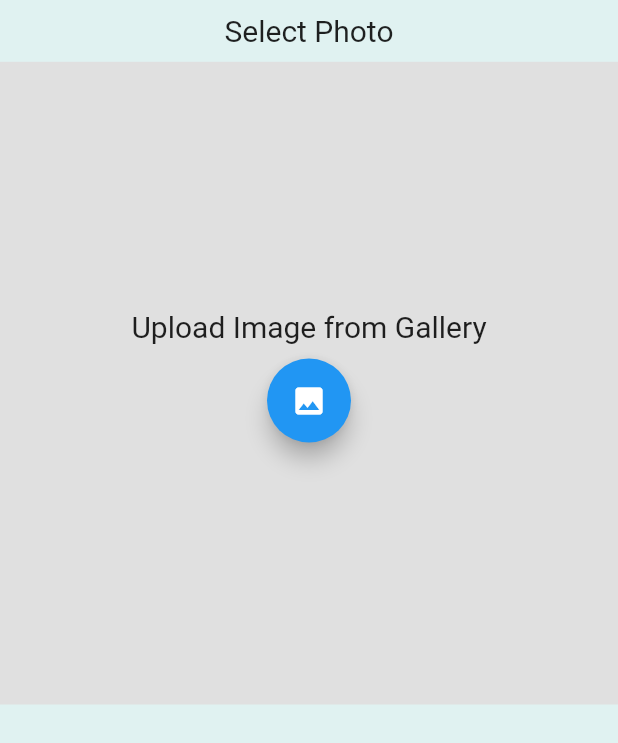
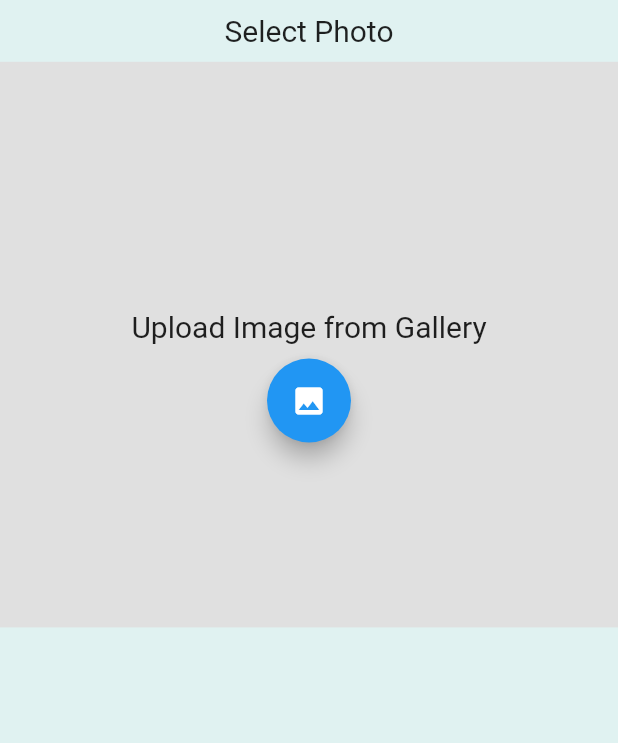
Before and after one commit to EdwinShiu/HackUST-fakeust, a Flutter app: the UploadPost screen opened directly, after a tap on the "photo" icon, on a phone screen of 412 x 824 dp. Shown: the top 743 px of the screen. Run offline on Flutter 3.47's test engine with Material 2 defaults, Android fonts, the phone set to English and light mode, and no system bars; our stand-ins replace carousel_slider, cloud_firestore, firebase_auth, firebase_core, firebase_storage, geolocator and 6 more; missing offline and left inert: loading_animations; accounts and stored records are empty.

Commit message:
Fixed loading posts

```diff
--- a/lib/Pages/SocialMediaPage/SocialMediaPage.dart
+++ b/lib/Pages/SocialMediaPage/SocialMediaPage.dart
@@ -42,8 +42,8 @@ class _SocialMediaPage extends State<SocialMediaPage> {
 
     return Stack(
       children: [
-        StreamBuilder(
-          stream: FirebaseFirestore.instance.collection('posts').snapshots(),
+        FutureBuilder(
+          future: FirebaseFirestore.instance.collection('posts').get(),
           builder: (context, snapshot) {
             // post = snapshot.data.docs;
             if (!snapshot.hasData)
--- a/lib/Pages/SocialMediaPage/UploadPost.dart
+++ b/lib/Pages/SocialMediaPage/UploadPost.dart
@@ -1,4 +1,5 @@
 import 'dart:io';
+import 'dart:math';
 
 import 'package:flutter/material.dart';
 import 'package:image_picker/image_picker.dart';
@@ -11,6 +12,8 @@ import "../../Constants/constants.dart";
 import '../../Components/post.dart';
 import 'package:geolocator/geolocator.dart';
 import 'package:cloud_firestore/cloud_firestore.dart';
+import 'package:location/location.dart';
+import 'package:flutter/services.dart';
 
 class UploadPost extends StatefulWidget {
   @override
@@ -27,13 +30,29 @@ class _UploadPost extends State<UploadPost> {
   void initState() {
     super.initState();
     setState(() {
-      location = getLocation();
+      location = _determinePosition();
     });
   }
 
-  Future<Position> getLocation() async {
+  // Future getLoc() async {
+  //   Location location = new Location();
+
+  //   await Permission.location.request();
+
+  //   var permissionStatus = await Permission.location.status;
+
+  //   if (permissionStatus.isGranted) {
+  //     var loc = await location.getLocation();
+  //     print(loc.toString());
+  //   }
+  //   return;
+  // }
+
+  Future<Position> _determinePosition() async {
     bool serviceEnabled;
     LocationPermission permission;
+
+    // Test if location services are enabled.
     serviceEnabled = await Geolocator.isLocationServiceEnabled();
     if (!serviceEnabled) {
       // Location services are not enabled don't continue
@@ -41,6 +60,7 @@ class _UploadPost extends State<UploadPost> {
       // App to enable the location services.
       return Future.error('Location services are disabled.');
     }
+
     permission = await Geolocator.checkPermission();
     if (permission == LocationPermission.denied) {
       permission = await Geolocator.requestPermission();
@@ -60,12 +80,12 @@ class _UploadPost extends State<UploadPost> {
       }
     }
 
-    // bool temp = (permission == LocationPermission.whileInUse);
-    // print("PERMISSION: $temp");
-    //permission granted
-    Position pos = await Geolocator.getCurrentPosition();
-    print("GOT LOCATION ${pos.toString()}");
-    return pos;
+    // When we reach here, permissions are granted and we can
+    // continue accessing the position of the device.
+    print("PERMISSION GRANTED");
+    var loc = await Geolocator.getCurrentPosition();
+    print(loc.toString());
+    return loc;
   }
 
   selectImage() async {
@@ -102,8 +122,8 @@ class _UploadPost extends State<UploadPost> {
     NewPost _newPost = Provider.of<NewPost>(context, listen: false);
     List<bool> tagsSelected = _newPost.getTagsSelected();
 
-    print("upload post page built");
-    print("CURRENT LOCATION: ${this.location.toString()}");
+    // print("upload post page built");
+    // print("CURRENT LOCATION: ${this.location.toString()}");
     return Container(
       color: Colors.teal[50],
       child: SafeArea(
@@ -163,7 +183,7 @@ class _UploadPost extends State<UploadPost> {
                     ),
                     (imagePath == null)
                         ? Container(
-                            height: screenHeight * postArea,
+                            height: screenHeight * imageArea,
                             width: screenWidth,
                             color: Colors.grey[300],
                             // alignment: Alignment.center,
@@ -189,7 +209,7 @@ class _UploadPost extends State<UploadPost> {
                             ),
                           )
                         : Container(
-                            height: screenHeight * postArea,
+                            height: screenHeight * imageArea,
                             // image background
                             decoration: BoxDecoration(
                               image: DecorationImage(
@@ -198,34 +218,38 @@ class _UploadPost extends State<UploadPost> {
                               ),
                             ),
                           ),
+
                     // chose image then display additional info
                     (imagePath == null)
                         ? Container()
-                        : Container(
-                            height: screenHeight * 0.05,
+                        : Padding(
+                            padding: const EdgeInsets.symmetric(vertical: 10),
+                            child: Container(
+                              height: screenHeight * 0.07,
                               color: Colors.teal[50],
                               child: Stack(
                                 children: [
                                   Align(
                                     alignment: Alignment.topRight,
                                     child: Padding(
-                                    padding: const EdgeInsets.only(
-                                        top: 10.0, right: 20),
+                                      padding: const EdgeInsets.symmetric(
+                                          vertical: 5),
                                       child: SizedBox(
-                                      height: 50,
-                                      width: 50,
+                                        height: screenHeight * 0.05,
+                                        // width: screenHeight * 0.05,
                                         child: FloatingActionButton(
                                           onPressed: () => selectImage(),
-                                        child: Icon(Icons.photo),
+                                          child: Icon(Icons.photo,
+                                              size: screenHeight * 0.07 * 0.5),
                                         ),
                                       ),
                                     ),
                                   ),
                                   Align(
-                                  alignment: Alignment.topRight,
+                                    alignment: Alignment.centerRight,
                                     child: Padding(
                                       padding: const EdgeInsets.only(
-                                        top: 10.0, right: 75),
+                                          top: 0.0, bottom: 0, right: 55),
                                       child: Container(
                                         height: 50,
                                         width: 55,
@@ -234,16 +258,16 @@ class _UploadPost extends State<UploadPost> {
                                           child: Text(
                                             "Another Photo",
                                             textAlign: TextAlign.center,
+                                            style: TextStyle(fontSize: 14),
                                           ),
                                         ),
                                       ),
                                     ),
                                   ),
                                   Align(
-                                  alignment: Alignment.topLeft,
+                                    alignment: Alignment.centerLeft,
                                     child: Padding(
-                                    padding: const EdgeInsets.only(
-                                        top: 20, left: 10),
+                                      padding: const EdgeInsets.only(left: 10),
                                       child: Text(
                                         "Description",
                                         style: TextStyle(fontSize: 20),
@@ -253,11 +277,12 @@ class _UploadPost extends State<UploadPost> {
                                 ],
                               ),
                             ),
+                          ),
                     (imagePath == null)
                         ? Container()
                         : Padding(
-                            padding: const EdgeInsets.symmetric(
-                                vertical: 20, horizontal: 10),
+                            padding: const EdgeInsets.only(
+                                bottom: 20, left: 10, right: 10),
                             child: TextFormField(
                               autocorrect: false,
                               controller: _description,
@@ -274,7 +299,7 @@ class _UploadPost extends State<UploadPost> {
                         : Container(
                             height: screenHeight * 0.05,
                             child: Align(
-                              alignment: Alignment.topLeft,
+                              alignment: Alignment.centerLeft,
                               child: Padding(
                                 padding: const EdgeInsets.only(left: 10.0),
                                 child: Text(
@@ -288,8 +313,7 @@ class _UploadPost extends State<UploadPost> {
                         : Container(
                             height: 40,
                             child: TagsScrollView(),
-                          )
-                    //ff
+                          ),
                   ],
                 ),
               ),
@@ -314,7 +338,7 @@ class _TagsScrollView extends State<TagsScrollView> {
         context.select<NewPost, List<bool>>((post) => (post.getTagsSelected()));
     var tags = _newPost.getTags();
 
-    print("TAGS BUILT");
+    // print("TAGS BUILT");
     return CustomScrollView(
       slivers: <Widget>[
         SliverList(
@@ -322,7 +346,7 @@ class _TagsScrollView extends State<TagsScrollView> {
               SliverChildBuilderDelegate((BuildContext context, int index) {
             // return Container();
             return Padding(
-              padding: const EdgeInsets.only(left: 10.0),
+              padding: const EdgeInsets.only(left: 10.0, top: 5),
               child: ElevatedButton(
                 onPressed: () => _newPost.onTagSelect(index),
                 child: Text(tags[index]),
@@ -331,7 +355,8 @@ class _TagsScrollView extends State<TagsScrollView> {
                       MaterialStateProperty.all<StadiumBorder>(StadiumBorder()),
                   backgroundColor: MaterialStateProperty.resolveWith(
                     (states) => tagsSelected[index]
-                        ? Color((0xff11AA33).toInt()).withOpacity(0.8)
+                        ? Color((Random().nextDouble() * 0xFFFFFFFF).toInt())
+                            .withOpacity(1)
                         : Color((0x11111111).toInt()).withOpacity(0.3),
                   ),
                 ),
@@ -351,7 +376,8 @@ class PreviewPost extends StatefulWidget {
 }
 
 class _PreviewPost extends State<PreviewPost> {
-  var imageUrl;
+  bool sendingPost = false;
+  bool sentPost = false;
 
   @override
   Widget build(BuildContext context) {
@@ -360,10 +386,12 @@ class _PreviewPost extends State<PreviewPost> {
     var screenWidth = MediaQuery.of(context).size.width;
     String uid = Provider.of<CurrentUser>(context).getUid;
     String username = Provider.of<CurrentUser>(context).getUsername;
-    var tagsSelected =
-        context.select<NewPost, List<bool>>((post) => (post.getTagsSelected()));
 
     sendPost() async {
+      setState(() {
+        sendingPost = true;
+      });
+
       // Upload to Firebase
       var firebaseStorageRef = FirebaseStorage.instance
           .ref()
@@ -389,7 +417,7 @@ class _PreviewPost extends State<PreviewPost> {
             .collection("posts")
             .get()
             .then((query) => numPosts = query.docs.length);
-        print("$numPosts");
+        // print("$numPosts");
         String timestamp = DateTime.now().toString();
         FirebaseFirestore.instance.collection("posts").doc("$numPosts").set({
           "create_date": timestamp,
@@ -406,16 +434,38 @@ class _PreviewPost extends State<PreviewPost> {
           "uid": uid,
           "post_id": numPosts.toString(),
         }).then((_) {
-          print("success!");
+          print("Post sent!");
+          setState(() {
+            sentPost = true;
+          });
+          Future.delayed(Duration(milliseconds: 1000), () {
+            // Do something
             Navigator.of(context).pushNamedAndRemoveUntil(
                 '/landing', (Route<dynamic> route) => false);
+          });
         });
       } else {
         print("Cannot upload to cloud");
       }
     }
 
-    return Container(
+    return sendingPost
+        ? Container(
+            color: Colors.teal[50],
+            child: SafeArea(
+              child: Scaffold(
+                backgroundColor: Colors.teal[50],
+                body: sentPost
+                    ? Center(
+                        child: Icon(Icons.done),
+                      )
+                    : Center(
+                        child: CircularProgressIndicator(),
+                      ),
+              ),
+            ),
+          )
+        : Container(
             color: Colors.teal[50],
             child: SafeArea(
               child: Scaffold(
@@ -441,7 +491,8 @@ class _PreviewPost extends State<PreviewPost> {
                                 onPressed: () => sendPost(),
                                 child: Text(
                                   "Post",
-                            style: TextStyle(fontSize: 20, color: Colors.teal),
+                                  style: TextStyle(
+                                      fontSize: 20, color: Colors.teal),
                                 ),
                               ),
                             ),
```
Also changed, not shown: lib/Components/post.dart (+45 -27 lines). Lines whose indentation alone changed are shown as unchanged.
